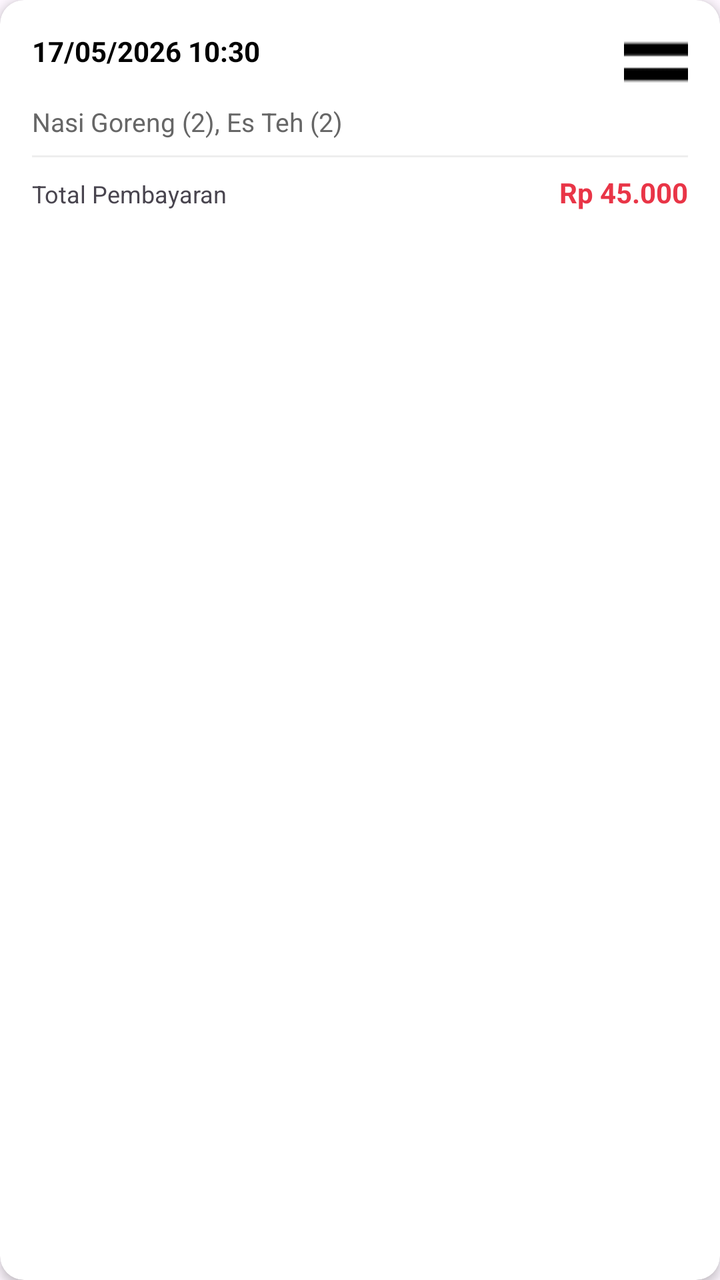
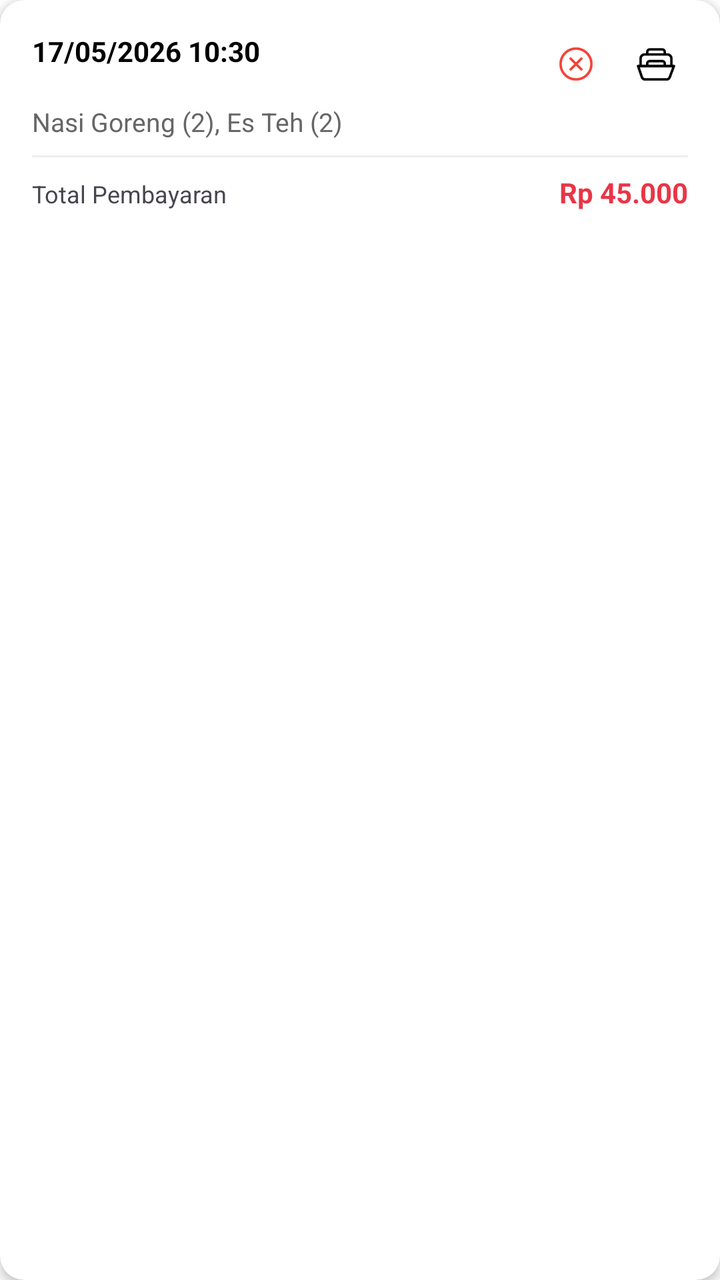

The first picture is an Android layout as it rendered before a commit; the second is the same layout after the commit. The layout source and the unified diff follow.
<!-- AndroidManifest.xml: application theme Theme.Penjualan -->
<!-- res/layout/item_riwayat.xml -->
<?xml version="1.0" encoding="utf-8"?>
<androidx.cardview.widget.CardView xmlns:android="http://schemas.android.com/apk/res/android"
    xmlns:app="http://schemas.android.com/apk/res-auto"
    android:layout_width="match_parent"
    android:layout_height="wrap_content"
    android:layout_margin="6dp"
    app:cardCornerRadius="12dp"
    app:cardElevation="3dp">

    <LinearLayout
        android:layout_width="match_parent"
        android:layout_height="wrap_content"
        android:orientation="vertical"
        android:padding="16dp">

        <RelativeLayout
            android:layout_width="match_parent"
            android:layout_height="wrap_content">

            <TextView
                android:id="@+id/tvTanggalRiwayat"
                android:layout_width="wrap_content"
                android:layout_height="wrap_content"
                android:text="17/05/2026 10:30"
                android:textStyle="bold"
                android:textColor="@color/black" />

            <ImageButton
                android:id="@+id/btnCetakUlang"
                android:layout_width="32dp"
                android:layout_height="32dp"
                android:layout_alignParentEnd="true"
                android:background="?attr/selectableItemBackgroundBorderless"
                android:src="@drawable/ic_printer"
                app:tint="#000000" />
        </RelativeLayout>

        <TextView
            android:id="@+id/tvListMenuRiwayat"
            android:layout_width="match_parent"
            android:layout_height="wrap_content"
            android:layout_marginTop="4dp"
            android:text="Nasi Goreng (2), Es Teh (2)"
            android:textColor="#666666"
            android:textSize="13sp" />

        <View
            android:layout_width="match_parent"
            android:layout_height="1dp"
            android:layout_marginVertical="8dp"
            android:background="#EEEEEE" />

        <LinearLayout
            android:layout_width="match_parent"
            android:layout_height="wrap_content"
            android:orientation="horizontal">

            <TextView
                android:layout_width="0dp"
                android:layout_height="wrap_content"
                android:layout_weight="1"
                android:text="Total Pembayaran"
                android:textSize="12sp" />

            <TextView
                android:id="@+id/tvTotalRiwayat"
                android:layout_width="wrap_content"
                android:layout_height="wrap_content"
                android:text="Rp 45.000"
                android:textColor="#E93547"
                android:textStyle="bold" />
        </LinearLayout>

    </LinearLayout>
</androidx.cardview.widget.CardView>
<!-- resources referenced by this layout -->
<resources>
  <color name="black">#FF000000</color>
  <!-- drawable ic_printer: png bitmap (drawable, 1764 bytes) -->
  <style name="Theme.Penjualan" parent="Base.Theme.Penjualan" />
  <style name="Base.Theme.Penjualan" parent="Theme.Material3.DayNight.NoActionBar">
          
          
      </style>
</resources>

<!-- the commit's change to res/layout/item_riwayat.xml (unified diff, before → after) -->
@@ -25,14 +25,33 @@
                 android:textStyle="bold"
                 android:textColor="@color/black" />
 
-            <ImageButton
-                android:id="@+id/btnCetakUlang"
-                android:layout_width="32dp"
-                android:layout_height="32dp"
+            <LinearLayout
+                android:layout_width="wrap_content"
+                android:layout_height="wrap_content"
                 android:layout_alignParentEnd="true"
-                android:background="?attr/selectableItemBackgroundBorderless"
-                android:src="@drawable/ic_printer"
-                app:tint="#000000" />
+                android:orientation="horizontal">
+
+                <ImageButton
+                    android:id="@+id/btnDeleteRiwayat"
+                    android:layout_width="32dp"
+                    android:layout_height="32dp"
+                    android:layout_marginEnd="8dp"
+                    android:padding="6dp"
+                    android:scaleType="centerInside"
+                    android:background="?attr/selectableItemBackgroundBorderless"
+                    android:src="@drawable/ic_delete"
+                    app:tint="#F44336" />
+
+                <ImageButton
+                    android:id="@+id/btnCetakUlang"
+                    android:layout_width="32dp"
+                    android:layout_height="32dp"
+                    android:background="?attr/selectableItemBackgroundBorderless"
+                    android:padding="6dp"
+                    android:scaleType="centerInside"
+                    android:src="@drawable/ic_printer"
+                    app:tint="#000000" />
+            </LinearLayout>
         </RelativeLayout>
 
         <TextView
<!-- resource entries referenced after the edit -->
@@ -1,11 +1,25 @@
 <!-- resources referenced by this layout -->
 <resources>
   <color name="black">#FF000000</color>
+  <!-- drawable ic_delete: png bitmap (drawable, 2269 bytes) -->
   <!-- drawable ic_printer: png bitmap (drawable, 1764 bytes) -->
   <style name="Theme.Penjualan" parent="Base.Theme.Penjualan" />
   <style name="Base.Theme.Penjualan" parent="Theme.Material3.DayNight.NoActionBar">
           
-          
+          <item name="colorPrimary">@color/teal_deep</item>
+          <item name="colorOnPrimary">@color/cream</item>
+          <item name="colorPrimaryContainer">@color/teal_light</item>
+          <item name="colorOnPrimaryContainer">@color/white</item>
+  
+          <item name="colorSecondary">@color/teal_light</item>
+          <item name="colorOnSecondary">@color/white</item>
+  
+          <item name="android:windowBackground">@color/white</item>
+          <item name="android:statusBarColor">@color/teal_deep</item>
       </style>
+  <color name="teal_deep">#105666</color>
+  <color name="cream">#F7F4D5</color>
+  <color name="teal_light">#1A7D91</color>
+  <color name="white">#FFFFFFFF</color>
 </resources>
 
